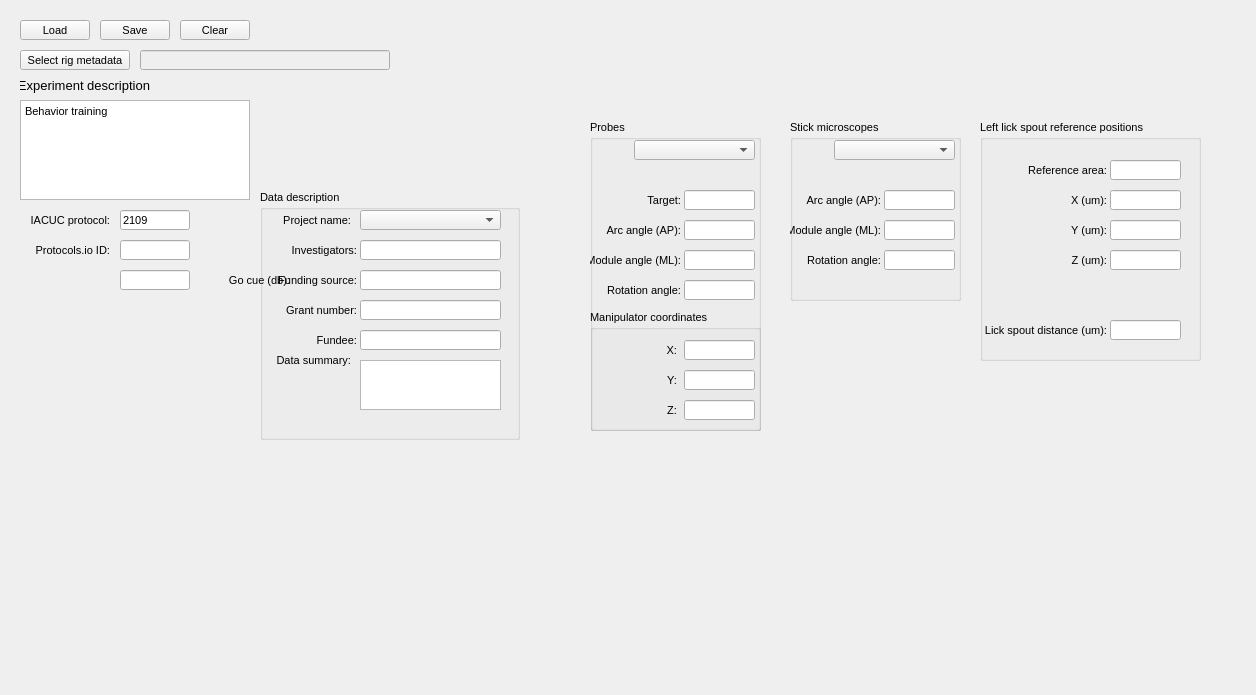
This is src/foraging_gui/MetaData.ui in AllenNeuralDynamics/dynamic-foraging-task as Qt 5 draws it before an edit. The edited form follows.
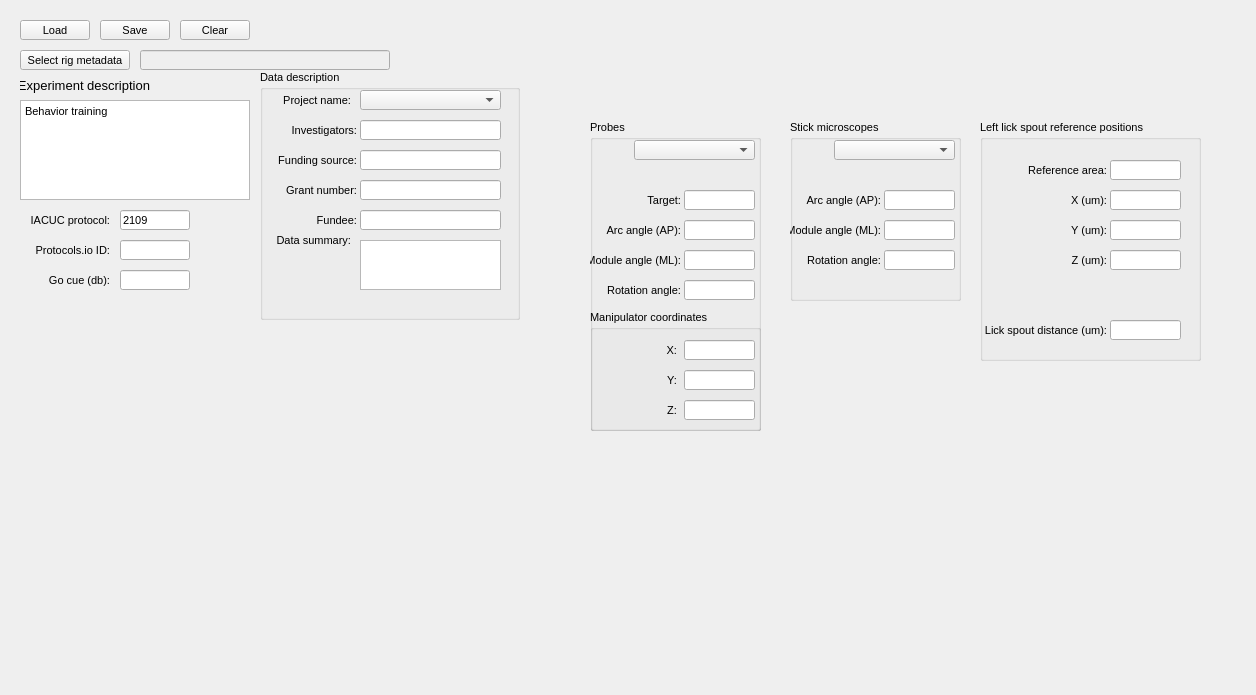
This is the edited form.

```diff
--- a/src/foraging_gui/MetaData.ui
+++ b/src/foraging_gui/MetaData.ui
@@ -867,7 +867,7 @@
    <property name="geometry">
     <rect>
      <x>260</x>
-     <y>190</y>
+     <y>70</y>
      <width>260</width>
      <height>250</height>
     </rect>
@@ -1165,7 +1165,7 @@
   <widget class="QLabel" name="label_83">
    <property name="geometry">
     <rect>
-     <x>200</x>
+     <x>20</x>
      <y>270</y>
      <width>90</width>
      <height>20</height>
```
